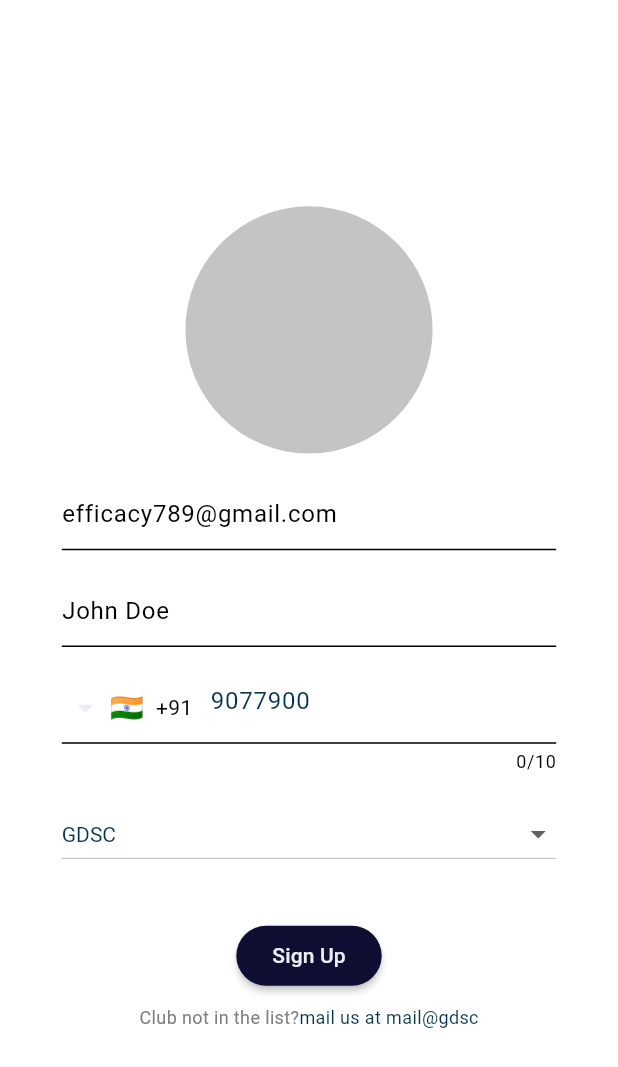
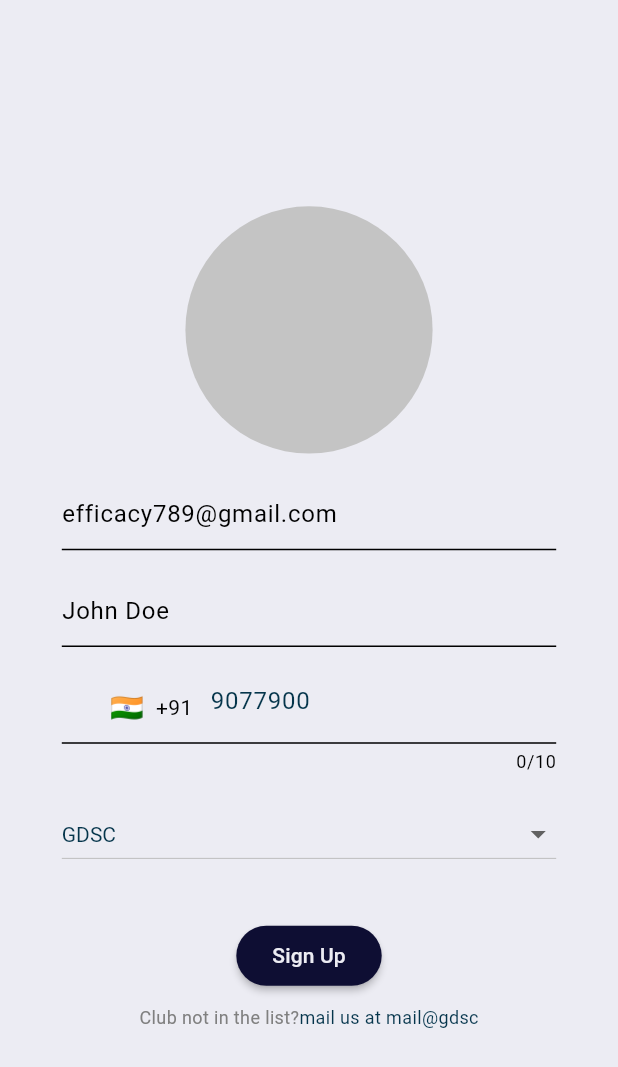
Before and after one commit to gdsc-nits-org/efficacy_admin, a Flutter app: the LoginPage screen opened by its route, on a phone screen of 412 x 824 dp. Shown: the top 1067 px of the screen. Run offline on Flutter 3.47's test engine with Material 2 defaults, Android fonts, the phone set to English and light mode, and no system bars; drawn by our look-alikes of intl_phone_field; our stand-ins replace flutter_dotenv, freezed_annotation, google_sign_in, hive, intl_phone_number_input; missing offline and left inert: mongo_dart; accounts and stored records are empty; Roboto replaces fonts that are missing (Comfortaa).

Commit message:
changes as per review

```diff
--- a/lib/pages/login/login_page.dart
+++ b/lib/pages/login/login_page.dart
@@ -23,30 +23,41 @@
 
   @override
   Widget build(BuildContext context) {
-    double myWidth = MediaQuery.of(context).size.width;
-    double myHeight = MediaQuery.of(context).size.height;
+
+    //size of screen
+    Size size = MediaQuery.of(context).size;
+    double width = size.width;
+    double height = size.height;
+    //size constants
+    double avatarRadius = width * 0.2;
+    double gap1 = height * 0.01;
+    double gap2 = height * 0.02;
+    double formWidth = width * 0.8;
+    double gap3 = height * 0.04;
+
     return Scaffold(
-      backgroundColor: Colors.white,
       body: SizedBox(
-        width: double.infinity,
+        width: width,
         child: Column(
           mainAxisAlignment: MainAxisAlignment.center,
           crossAxisAlignment: CrossAxisAlignment.center,
           children: [
             CircleAvatar(
               backgroundColor: const Color.fromRGBO(196, 196, 196, 1),
-              radius: myWidth * 0.2,
+              radius: avatarRadius,
               child: const SizedBox(),
             ),
             SizedBox(
-              height: myHeight * 0.02,
+              height: gap2,
             ),
+
             //login form
             Form(
                 child: SizedBox(
-              width: myWidth * 0.8,
+              width: formWidth,
               child: Column(
                 children: [
+
                   //email field
                   TextFormField(
                     keyboardType: TextInputType.emailAddress,
@@ -54,16 +65,20 @@
                       hintText: "efficacy789@gmail.com",
                     ),
                   ),
+
                   SizedBox(
-                    height: myHeight * 0.02,
+                    height: gap2,
                   ),
+
                   //name field
                   TextFormField(
                     decoration: const InputDecoration(hintText: "John Doe"),
                   ),
+
                   SizedBox(
-                    height: myHeight * 0.02,
+                    height: gap2,
                   ),
+
                   //intl number field
                   const IntlPhoneField(
                     keyboardType: TextInputType.phone,
@@ -73,9 +88,11 @@
                     ),
                     initialCountryCode: 'IN',
                   ),
+
                   SizedBox(
-                    height: myHeight * 0.02,
+                    height: gap2,
                   ),
+
                   //club menu field
                   DropdownButton(
                     isExpanded: true,
@@ -94,12 +111,16 @@
                       });
                     },
                   ),
+
                   SizedBox(
-                    height: myHeight * 0.04,
+                    height: gap3,
                   ),
-                  ElevatedButton(onPressed: () {}, child: const Text("Sign Up")),
+
+                  //sign up button
+                  ElevatedButton(
+                      onPressed: () {}, child: const Text("Sign Up")),
                   SizedBox(
-                    height: myHeight * 0.01,
+                    height: gap1,
                   ),
                   const Row(
                     mainAxisAlignment: MainAxisAlignment.center,
```
Also changed, not shown: lib/pages/login/splash_screen.dart (+9 -6 lines), lib/pages/login/welcome_page.dart (+21 -8 lines).
